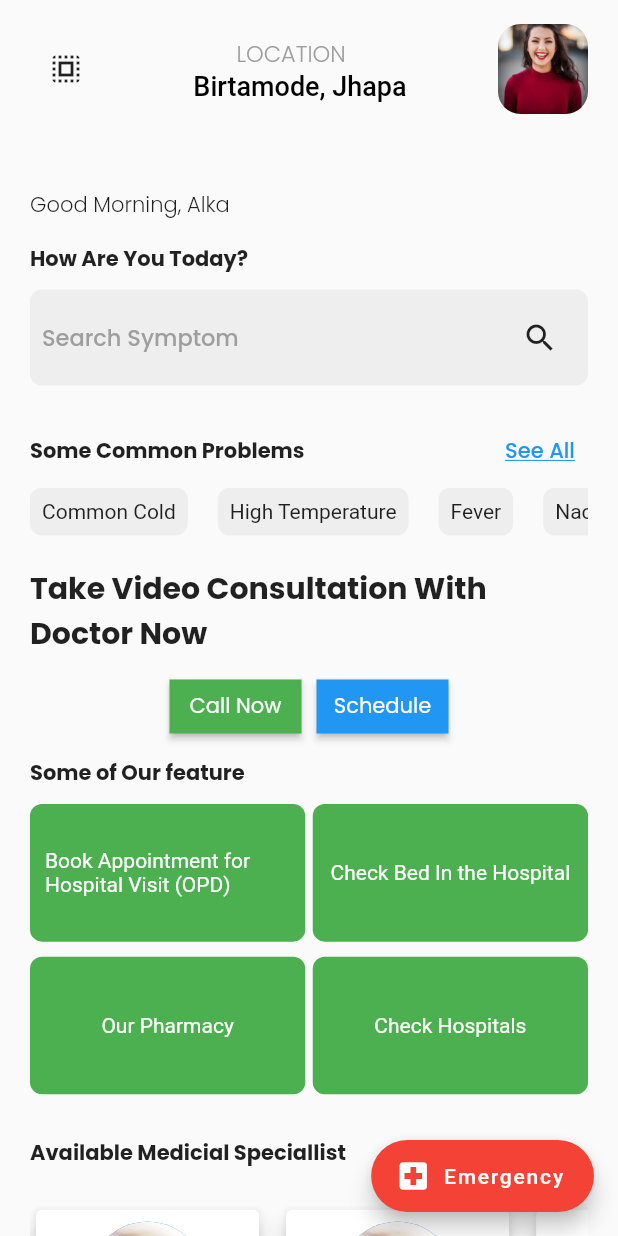
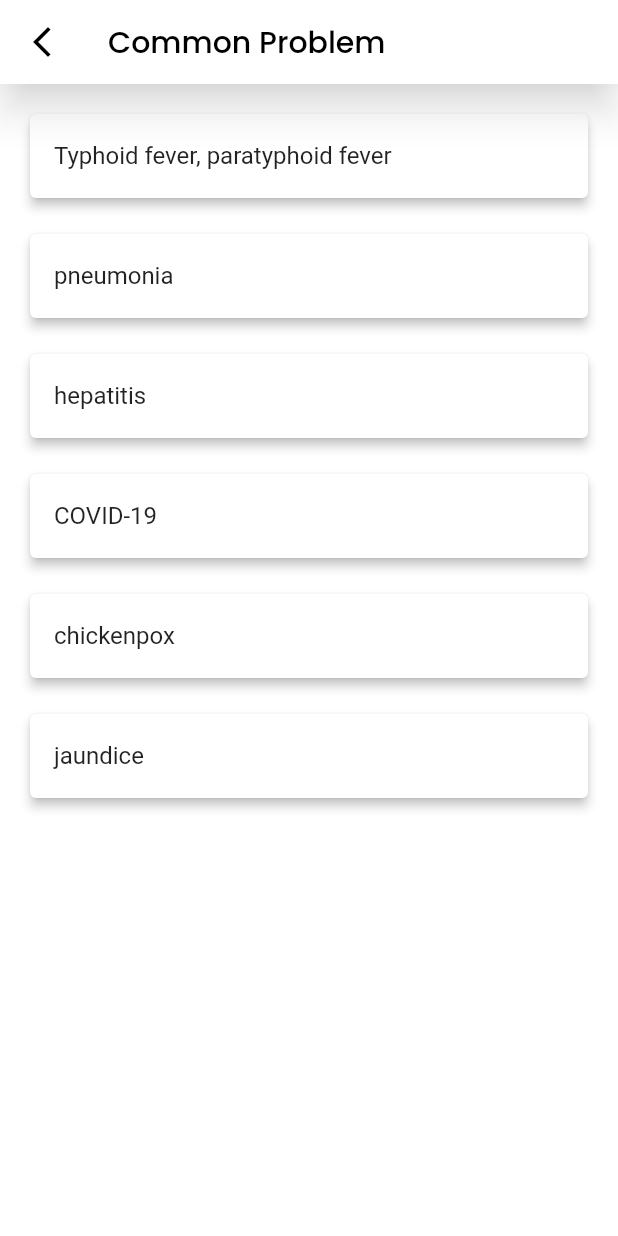
Before and after one commit to sandeepacharya25/Nealth404, a Flutter app: the screen it shows after launch, after a tap on "See All", on a phone screen of 412 x 824 dp. Run offline on Flutter 3.47's test engine with Material 2 defaults, Android fonts, the phone set to English and light mode, and no system bars; our stand-ins replace google_fonts.

Commit message:
another commit

```diff
--- a/lib/components/speciallistCard.dart
+++ b/lib/components/speciallistCard.dart
@@ -4,8 +4,9 @@ import 'package:hackathon/model/doctor.dart';
 
 
 class SpeciallistCard extends StatefulWidget {
-  const SpeciallistCard({ Key? key,required this.doctor  }) : super(key: key);
+  const SpeciallistCard({ Key? key,required this.doctor, required this.onCLick  }) : super(key: key);
   final Doctor doctor;
+  final Function onCLick;
 
   @override
   _SpeciallistCardState createState() => _SpeciallistCardState();
@@ -14,7 +15,8 @@ class SpeciallistCard extends StatefulWidget {
 class _SpeciallistCardState extends State<SpeciallistCard> {
   @override
   Widget build(BuildContext context) {
-    return Card(
+    return InkWell(
+      child: Card(
         elevation: 5,
         child: Container(
           padding: EdgeInsets.all(8),
@@ -42,6 +44,8 @@ class _SpeciallistCardState extends State<SpeciallistCard> {
             ],
           ),
         ),
+      ),
+      onTap: ()=>widget.onCLick(),
     );
   }
 }
--- /dev/null
+++ b/lib/screen/commonProblem.dart
@@ -0,0 +1,68 @@
+import 'package:flutter/material.dart';
+import 'package:google_fonts/google_fonts.dart';
+import 'package:hackathon/colorComponent.dart';
+import 'package:hackathon/model/symptom.dart';
+
+import 'describeProblem.dart';
+
+
+class SomeCommon extends StatefulWidget {
+  const SomeCommon({ Key? key }) : super(key: key);
+
+  @override
+  _SomeCommonState createState() => _SomeCommonState();
+}
+
+class _SomeCommonState extends State<SomeCommon> {
+  @override
+  Widget build(BuildContext context) {
+    return Scaffold(
+      backgroundColor: primaryColor,
+
+      appBar: AppBar(
+        leading: IconButton(
+          icon: Icon(Icons.arrow_back_ios_new,
+          color: Colors.black,
+        ),
+        onPressed: ()=>Navigator.pop(context),
+        ),
+        title: Text("Common Problem",
+        style: GoogleFonts.poppins(
+          color: Colors.black
+        ),
+        ),
+        elevation: 10,
+        backgroundColor:primaryColor,
+        shadowColor: primaryColor,
+
+      ),
+      body: Padding(
+        padding: const EdgeInsets.all(8.0),
+        child:ListView.builder(
+          itemCount: symptoms().length,
+          shrinkWrap: true,
+          itemBuilder: (context,index)=>problemBlock(symptoms()[index],index))
+      )
+
+    );
+  }
+  Widget problemBlock(Symptom symptom,int index){
+    return Container(
+      padding: EdgeInsets.all(8),
+              width: MediaQuery.of(context).size.width*0.45,
+              child: Card(
+
+                elevation: 3,
+                child: Center(
+                  child: ListTile(
+
+                    title: Text(symptom.possibleDiseases),
+                    onTap: (){
+                      Navigator.of(context).push(MaterialPageRoute(builder: (context)=>DescribeProblem(symptom: symptoms()[index],)));
+                    },
+                  ),
+                ),
+              ),
+            );
+  }
+}
--- a/lib/screen/homepage.dart
+++ b/lib/screen/homepage.dart
@@ -1,12 +1,19 @@
 import 'package:flutter/cupertino.dart';
 import 'package:flutter/material.dart';
 import 'package:google_fonts/google_fonts.dart';
+
 import 'package:hackathon/components/buttonContainer.dart';
+
 import 'package:hackathon/components/hospitalContainer.dart';
 import 'package:hackathon/components/speciallistCard.dart';
 import 'package:hackathon/model/doctor.dart';
 import 'package:hackathon/model/hospitals.dart';
 import 'package:hackathon/model/symptom.dart';
+
+import 'availableMedicialSpeciallist.dart';
+import 'commonProblem.dart';
+import 'describeProblem.dart';
+import 'detailForMedicialSpeciallist.dart';
 
 
 class HomePage extends StatefulWidget {
@@ -84,7 +91,7 @@ class _HomePageState extends State<HomePage> {
                   height: 50,
                 ),
                 Text(
-                  "Good Morning, Alka",
+                  "Good Morning, Olivia",
                   style: GoogleFonts.poppins(fontWeight: FontWeight.w300),
                 ),
                 SizedBox(
@@ -128,19 +135,18 @@ class _HomePageState extends State<HomePage> {
                 SizedBox(
                   height: 20,
                 ),
-
                 Row(
                   mainAxisAlignment: MainAxisAlignment.spaceBetween,
                   children: [
                     Text(
-                      "Some Common Problems",
+                      "Some Comman Problem",
                       style: GoogleFonts.poppins(
                         fontWeight: FontWeight.bold,
                       ),
                     ),
                     TextButton(
                       onPressed: () {
-                        // Navigator.of(context).push(MaterialPageRoute(builder: (context)=>SomeCommon()));
+                        Navigator.of(context).push(MaterialPageRoute(builder: (context)=>SomeCommon()));
                       },
                       child: Text(
                         "See All",
@@ -157,19 +163,19 @@ class _HomePageState extends State<HomePage> {
                   child: Container(
                     child: Row(
                       children: [
-                        commonProblemContainer("Common Cold"),
+                        commonProblemContainer(symptoms()[0],0),
                         SizedBox(
                           width: 20,
                         ),
-                        commonProblemContainer("High Temperature"),
+                        commonProblemContainer(symptoms()[1],1),
                         SizedBox(
                           width: 20,
                         ),
-                        commonProblemContainer("Fever"),
+                        commonProblemContainer(symptoms()[2],2),
                         SizedBox(
                           width: 20,
                         ),
-                        commonProblemContainer("Nack Pain"),
+                       commonProblemContainer(symptoms()[3],3),
                       ],
                     ),
                   ),
@@ -240,8 +246,8 @@ class _HomePageState extends State<HomePage> {
                       // if (index == 2) {
                       //   Navigator.of(context).push(MaterialPageRoute(
                       //       builder: (context) => Pharmacy()));
-                      }
-                    // },
+                      // }
+                    },
                   ),
                 ),
                 SizedBox(
@@ -257,7 +263,9 @@ class _HomePageState extends State<HomePage> {
                       ),
                     ),
                     TextButton(
-                      onPressed: () {},
+                      onPressed: () {
+                        Navigator.of(context).push(MaterialPageRoute(builder: (context)=>AvailableMedicialSpeciallist()));
+                      },
                       child: Text(
                         "See All",
                         style: GoogleFonts.poppins(
@@ -274,15 +282,21 @@ class _HomePageState extends State<HomePage> {
                   scrollDirection: Axis.horizontal,
                   child: Row(
                     children: [
-                      SpeciallistCard(doctor: doctors()[0]),
+                      SpeciallistCard(doctor: doctors()[0],
+
+                      onCLick:()=> Navigator.of(context).push(MaterialPageRoute(builder: (context)=>DetailsForMedicialSpeciallist(doctor: doctors()[0],))),),
                       SizedBox(
                         width: 10,
                       ),
-                      SpeciallistCard(doctor: doctors()[1]),
+                      SpeciallistCard(doctor: doctors()[1],
+                      onCLick: ()=> Navigator.of(context).push(MaterialPageRoute(builder: (context)=>DetailsForMedicialSpeciallist(doctor: doctors()[1],))),
+                      ),
                       SizedBox(
                         width: 10,
                       ),
-                      SpeciallistCard(doctor: doctors()[2]),
+                      SpeciallistCard(doctor: doctors()[2],
+                      onCLick: ()=> Navigator.of(context).push(MaterialPageRoute(builder: (context)=>DetailsForMedicialSpeciallist(doctor: doctors()[2],))),
+                      ),
                       SizedBox(width: 10),
                     ],
                   ),
@@ -326,7 +340,7 @@ class _HomePageState extends State<HomePage> {
     );
   }
 
-  Widget commonProblemContainer(String title) {
+  Widget commonProblemContainer(Symptom symptom, int index) {
     return InkWell(
       child: Container(
         padding: EdgeInsets.all(8),
@@ -334,9 +348,11 @@ class _HomePageState extends State<HomePage> {
           color: Colors.grey[200],
           borderRadius: BorderRadius.circular(8.0),
         ),
-        child: Text(title),
+        child: Text(symptom.possibleDiseases),
       ),
-      onTap: () {},
+      onTap: () {
+        Navigator.of(context).push(MaterialPageRoute(builder: (context)=>DescribeProblem(symptom: symptoms()[index])));
+      },
     );
   }
 }
```
Also changed, not shown: lib/components/categoriesButton.dart (added, +33 -0 lines), lib/screen/availableMedicialSpeciallist.dart (added, +56 -0 lines), lib/screen/describeProblem.dart (added, +93 -0 lines), lib/screen/detailForMedicialSpeciallist.dart (added, +39 -0 lines), 2 other files. Lines whose indentation alone changed are shown as unchanged.
